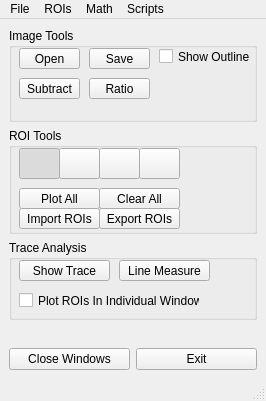
This is gui/GlobalAnalysis.ui in flika-org/flika as Qt 5 draws it before an edit. The edited form follows.
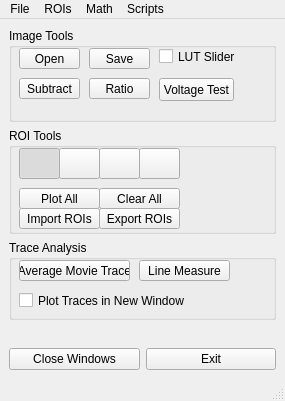
This is the edited form. Icons and pictures are not drawn.

Patch:
```diff
--- a/gui/GlobalAnalysis.ui
+++ b/gui/GlobalAnalysis.ui
@@ -6,7 +6,7 @@
    <rect>
     <x>0</x>
     <y>0</y>
-    <width>266</width>
+    <width>285</width>
     <height>401</height>
    </rect>
   </property>
@@ -88,7 +88,20 @@
         </rect>
        </property>
        <property name="text">
-        <string>Show Outline</string>
+        <string>LUT Slider</string>
+       </property>
+      </widget>
+      <widget class="QPushButton" name="voltageButton">
+       <property name="geometry">
+        <rect>
+         <x>150</x>
+         <y>50</y>
+         <width>75</width>
+         <height>23</height>
+        </rect>
+       </property>
+       <property name="text">
+        <string>Voltage Test</string>
        </property>
       </widget>
      </widget>
@@ -285,7 +298,7 @@
       <widget class="QPushButton" name="lineMeasureButton">
        <property name="geometry">
         <rect>
-         <x>110</x>
+         <x>130</x>
          <y>20</y>
          <width>91</width>
          <height>21</height>
@@ -300,12 +313,12 @@
         <rect>
          <x>10</x>
          <y>20</y>
-         <width>91</width>
+         <width>111</width>
          <height>21</height>
         </rect>
        </property>
        <property name="text">
-        <string>Show Trace</string>
+        <string>Average Movie Trace</string>
        </property>
       </widget>
       <widget class="QCheckBox" name="newWindowCheck">
@@ -318,7 +331,7 @@
         </rect>
        </property>
        <property name="text">
-        <string>Plot ROIs In Individual Windows</string>
+        <string>Plot Traces in New Window</string>
        </property>
       </widget>
      </widget>
@@ -364,7 +377,7 @@
     <rect>
      <x>0</x>
      <y>0</y>
-     <width>266</width>
+     <width>285</width>
      <height>21</height>
     </rect>
    </property>
```
